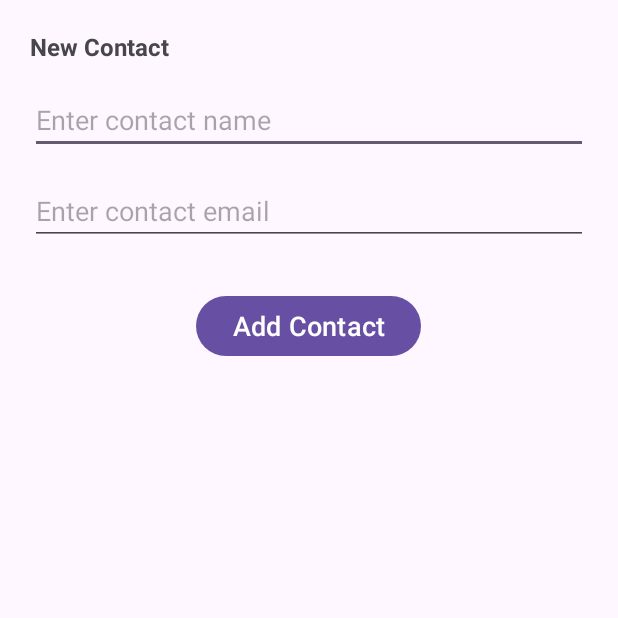
After one commit to diprosoren15/ContactManagerAppusingROOM, an Android app: the AddContactActivity screen opened directly, with no data from a screen before it, on a phone screen of 412 x 824 dp, the top half of it. The commit adds this screen. Run offline under Robolectric (Android 15) with nearby library versions, the phone set to English and light mode, and no system bars; our stand-ins replace Room's generated code, data binding.

Commit message:
applied MVVM model architecture

```diff
--- a/app/src/main/AndroidManifest.xml
+++ b/app/src/main/AndroidManifest.xml
@@ -13,6 +13,9 @@
         android:theme="@style/Theme.ContactManagerAppUsingROOM"
         tools:targetApi="31">
         <activity
+            android:name=".AddContactActivity"
+            android:exported="false" />
+        <activity
             android:name=".MainActivity"
             android:exported="true">
             <intent-filter>
--- /dev/null
+++ b/app/src/main/java/com/example/contactmanagerappusingroom/AddContactActivity.java
@@ -0,0 +1,37 @@
+package com.example.contactmanagerappusingroom;
+
+import androidx.appcompat.app.AppCompatActivity;
+import androidx.databinding.DataBindingUtil;
+import androidx.lifecycle.ViewModelProvider;
+
+import android.os.Bundle;
+
+import com.example.contactmanagerappusingroom.databinding.ActivityAddContactBinding;
+import com.example.contactmanagerappusingroom.db.Contact;
+
+public class AddContactActivity extends AppCompatActivity {
+
+    private ActivityAddContactBinding addContactBinding;
+    private AddNewContactClickHandler clickHandler;
+    private Contact contact;
+
+    @Override
+    protected void onCreate(Bundle savedInstanceState) {
+        super.onCreate(savedInstanceState);
+        setContentView(R.layout.activity_add_contact);
+
+        contact = new Contact();
+
+        addContactBinding = DataBindingUtil.setContentView(this, R.layout.activity_add_contact);
+        addContactBinding.setContact(contact);
+
+        //Instance of view model
+        MyViewModel myViewModel = new ViewModelProvider(this).get(MyViewModel.class);
+
+        clickHandler = new AddNewContactClickHandler(contact,this, myViewModel);
+        addContactBinding.setClickhandler(clickHandler);
+
+
+
+    }
+}
--- /dev/null
+++ b/app/src/main/java/com/example/contactmanagerappusingroom/AddNewContactClickHandler.java
@@ -0,0 +1,38 @@
+package com.example.contactmanagerappusingroom;
+
+import android.content.Context;
+import android.content.Intent;
+import android.view.View;
+import android.widget.Toast;
+import com.example.contactmanagerappusingroom.db.Contact;
+
+public class AddNewContactClickHandler {
+
+    Contact contact;
+    Context context;
+
+    MyViewModel myViewModel;
+
+    public AddNewContactClickHandler(Contact contact, Context context, MyViewModel myViewModel) {
+        this.contact = contact;
+        this.context = context;
+        this.myViewModel = myViewModel;
+    }
+
+    public void onAddContactButtonClicked(View view) {
+
+        if (contact.getName() == null || contact.getEmailID() == null) {
+
+            Toast.makeText(context, "Fields cannot be empty!", Toast.LENGTH_SHORT).show();
+
+        } else {
+
+            Intent i = new Intent(context, MainActivity.class);
+            Contact c = new Contact(contact.getName(), contact.getEmailID());
+            myViewModel.addNewContact(c);
+            context.startActivity(i);
+
+        }
+
+    }
+}
--- /dev/null
+++ b/app/src/main/java/com/example/contactmanagerappusingroom/ContactRepository.java
@@ -0,0 +1,71 @@
+package com.example.contactmanagerappusingroom;
+
+import android.app.Application;
+import android.os.Handler;
+import android.os.Looper;
+
+import androidx.lifecycle.LiveData;
+
+import com.example.contactmanagerappusingroom.db.ContactAppDatabase;
+import com.example.contactmanagerappusingroom.db.ContactDao;
+import com.example.contactmanagerappusingroom.db.Contact;
+
+import java.util.List;
+import java.util.concurrent.ExecutorService;
+import java.util.concurrent.Executors;
+
+public class ContactRepository {
+
+    ContactDao contactDao;
+    ExecutorService executorService;
+    Handler handler;
+
+
+    public ContactRepository(Application application) {
+
+        ContactAppDatabase contactAppDatabase = ContactAppDatabase.getInstance(application);
+        this.contactDao = contactAppDatabase.getContactDao();
+        executorService = Executors.newSingleThreadExecutor();
+        handler = new Handler(Looper.getMainLooper());
+
+    }
+
+    public void addContact(Contact contact) {
+
+        executorService.execute(new Runnable() {
+            @Override
+            public void run() {
+                contactDao.addContact(contact);
+            }
+        });
+
+    }
+
+    public void updateContact(Contact contact) {
+
+        executorService.execute(new Runnable() {
+            @Override
+            public void run() {
+                contactDao.updateContact(contact);
+            }
+        });
+
+    }
+
+    public void deleteContact(Contact contact) {
+        executorService.execute(new Runnable() {
+            @Override
+            public void run() {
+                contactDao.deleteContact(contact);
+            }
+        });
+    }
+
+    public LiveData<List<Contact>> getAllContacts() {
+        return contactDao.getAllContacts();
+    }
+
+    public LiveData<Contact> getContact(long contactId) {
+        return contactDao.getContact(contactId);
+    }
+}
--- /dev/null
+++ b/app/src/main/java/com/example/contactmanagerappusingroom/MyViewModel.java
@@ -0,0 +1,39 @@
+package com.example.contactmanagerappusingroom;
+
+import android.app.Application;
+
+import androidx.annotation.NonNull;
+import androidx.lifecycle.AndroidViewModel;
+import androidx.lifecycle.LiveData;
+import com.example.contactmanagerappusingroom.db.Contact;
+import java.util.List;
+
+public class MyViewModel extends AndroidViewModel {
+
+    private ContactRepository myRepository;
+
+
+    public MyViewModel(@NonNull Application application) {
+        super(application);
+
+        myRepository = new ContactRepository(application);
+
+    }
+
+    public LiveData<List<Contact>> getAllContact() {
+        return myRepository.getAllContacts();
+    }
+
+    public LiveData<Contact> getAContact(long contactId) {
+        return myRepository.getContact(contactId);
+    }
+
+    public void addNewContact(Contact contact) {
+        myRepository.addContact(contact);
+    }
+
+    public void deleteContact(Contact contact) {
+        myRepository.deleteContact(contact);
+    }
+
+}
--- a/app/src/main/java/com/example/contactmanagerappusingroom/db/Contact.java
+++ b/app/src/main/java/com/example/contactmanagerappusingroom/db/Contact.java
@@ -1,4 +1,4 @@
-package com.example.contactmanagerappusingroom.db.Entity;
+package com.example.contactmanagerappusingroom.db;
 
 
 import androidx.room.ColumnInfo;
--- a/app/src/main/java/com/example/contactmanagerappusingroom/db/ContactAppDatabase.java
+++ b/app/src/main/java/com/example/contactmanagerappusingroom/db/ContactAppDatabase.java
@@ -1,9 +1,11 @@
 package com.example.contactmanagerappusingroom.db;
 
 
+import android.content.Context;
+
 import androidx.room.Database;
+import androidx.room.Room;
 import androidx.room.RoomDatabase;
-import com.example.contactmanagerappusingroom.db.Entity.Contact;
 
 @Database(entities = {Contact.class}, version = 1)
 public abstract class ContactAppDatabase extends RoomDatabase {
@@ -11,4 +13,18 @@ public abstract class ContactAppDatabase extends RoomDatabase {
     //Linking DAO with database
     public abstract ContactDao getContactDao();
 
+    private static ContactAppDatabase dbInstance;
+
+    public static synchronized ContactAppDatabase getInstance(Context context) {
+
+        if (dbInstance == null) {
+
+            dbInstance = Room.databaseBuilder(context.getApplicationContext(),
+                    ContactAppDatabase.class,
+                    "contacts_db").fallbackToDestructiveMigration().build();
+
+        }
+        return dbInstance;
+    }
+
 }
--- a/app/src/main/java/com/example/contactmanagerappusingroom/db/ContactDao.java
+++ b/app/src/main/java/com/example/contactmanagerappusingroom/db/ContactDao.java
@@ -1,12 +1,11 @@
 package com.example.contactmanagerappusingroom.db;
 
+import androidx.lifecycle.LiveData;
 import androidx.room.Dao;
 import androidx.room.Delete;
 import androidx.room.Insert;
 import androidx.room.Query;
 import androidx.room.Update;
-
-import com.example.contactmanagerappusingroom.db.Entity.Contact;
 
 import java.util.List;
 
@@ -15,17 +14,17 @@ import java.util.List;
 public interface ContactDao {
 
     @Insert
-    public long addContact(Contact contact);
+    long addContact(Contact contact);
 
     @Update
-    public void updateContact(Contact contact);
+    void updateContact(Contact contact);
 
     @Delete
-    public void deleteContact(Contact contact);
+    void deleteContact(Contact contact);
 
     @Query("select * from contacts")
-    public List<Contact> getAllContacts();
+    LiveData<List<Contact>> getAllContacts();
 
     @Query("select * from contacts where contact_id ==:contactId")
-    public Contact getContact(long contactId);
+    LiveData<Contact> getContact(long contactId);
 }
--- /dev/null
+++ b/app/src/main/res/layout/activity_add_contact.xml
@@ -0,0 +1,61 @@
+<?xml version="1.0" encoding="utf-8"?>
+
+<layout
+    xmlns:android="http://schemas.android.com/apk/res/android"
+    xmlns:app="http://schemas.android.com/apk/res-auto"
+    xmlns:tools="http://schemas.android.com/tools">
+
+    <data>
+        <variable
+            name="contact"
+            type="com.example.contactmanagerappusingroom.db.Contact" />
+
+        <variable
+            name="clickhandler"
+            type="com.example.contactmanagerappusingroom.AddNewContactClickHandler" />
+
+    </data>
+
+    <LinearLayout
+        android:layout_width="match_parent"
+        android:layout_height="match_parent"
+        android:orientation="vertical"
+        android:padding="20dp">
+
+        <TextView
+            android:id="@+id/textViewTitle"
+            android:layout_width="wrap_content"
+            android:layout_height="wrap_content"
+            android:text="New Contact"
+            android:textSize="16sp"
+            android:textStyle="bold" />
+
+        <EditText
+            android:id="@+id/addNameET"
+            android:text="@={contact.name}"
+            android:layout_width="match_parent"
+            android:layout_height="wrap_content"
+            android:layout_marginTop="15dp"
+            android:hint="Enter contact name" />
+
+        <EditText
+            android:id="@+id/addEmailET"
+            android:text="@={contact.emailID}"
+            android:layout_width="match_parent"
+            android:layout_height="wrap_content"
+            android:layout_marginTop="15dp"
+            android:hint="Enter contact email" />
+
+        <Button
+            android:id="@+id/addContactBtn"
+            android:onClick="@{clickhandler::onAddContactButtonClicked}"
+            android:layout_width="150dp"
+            android:layout_height="wrap_content"
+            android:text="Add Contact"
+            android:layout_gravity="center"
+            android:textSize="18sp"
+            android:layout_marginTop="30dp"/>
+
+
+    </LinearLayout>
+</layout>
```
Also changed, not shown: app/build.gradle.kts (+12 -0 lines), app/src/main/java/com/example/contactmanagerappusingroom/MainActivity.java (+46 -201 lines), app/src/main/java/com/example/contactmanagerappusingroom/MainActivityClickHandler.java (added, +25 -0 lines), app/src/main/java/com/example/contactmanagerappusingroom/adapter/MyAdapter.java (+25 -30 lines), app/src/main/res/layout/activity_main.xml (+17 -21 lines), app/src/main/res/layout/contact_list_items.xml (+14 -3 lines).
